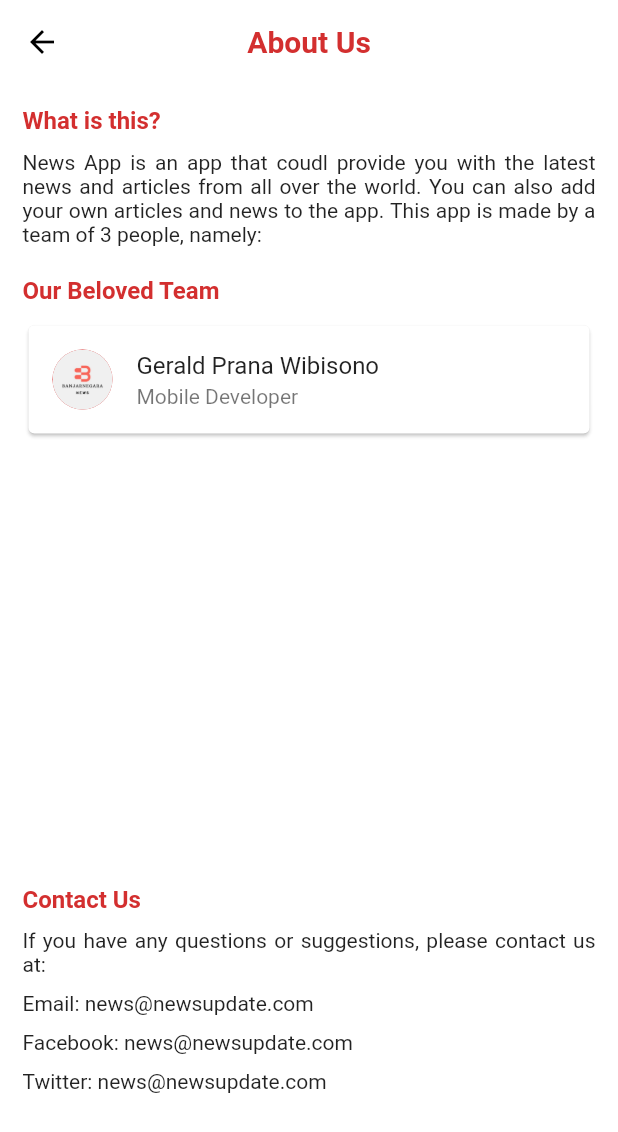
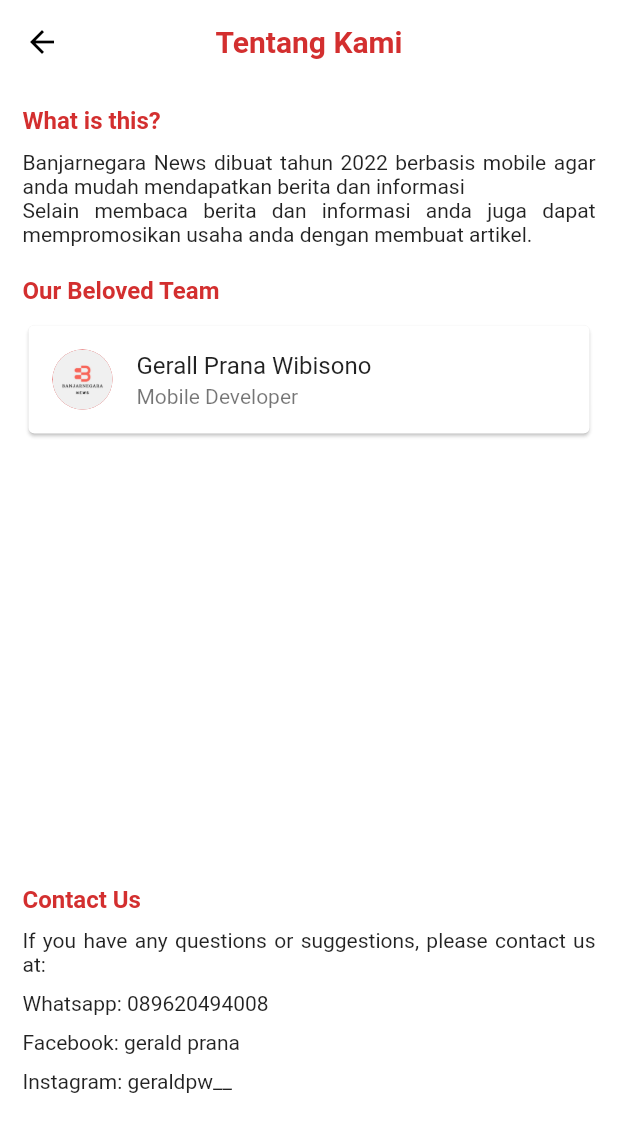
Before and after one commit to zeekands/banjarnegaraNewsUser, a Flutter app: the AboutView screen opened directly, on a phone screen of 412 x 824 dp. Shown: the top 1132 px of the screen. Run offline on Flutter 3.47's test engine with Material 2 defaults, Android fonts, the phone set to English and light mode, and no system bars; our stand-ins replace animated_splash_screen, cloud_firestore, date_field, firebase_core, firebase_storage, hexcolor and 4 more; accounts and stored records are empty; network calls fail.

Commit message:
about us

```diff
--- a/lib/view/about/about_view.dart
+++ b/lib/view/about/about_view.dart
@@ -15,7 +15,7 @@ class _AboutViewState extends State<AboutView> {
     return Scaffold(
       appBar: AppBar(
         title: Text(
-          "About Us",
+          "Tentang Kami",
           style: TextStyle(color: Colors.red[700], fontWeight: FontWeight.bold),
         ),
         centerTitle: true,
@@ -39,7 +39,8 @@ class _AboutViewState extends State<AboutView> {
             ),
             SizedBox(height: 10),
             Text(
-              "News App is an app that coudl provide you with the latest news and articles from all over the world. You can also add your own articles and news to the app. This app is made by a team of 3 people, namely: ",
+              """Banjarnegara News dibuat tahun 2022 berbasis mobile agar anda mudah mendapatkan berita dan informasi
+Selain membaca berita dan informasi anda juga dapat mempromosikan usaha anda dengan membuat artikel.""",
               style: TextStyle(fontSize: 14),
               textAlign: TextAlign.justify,
             ),
@@ -65,7 +66,7 @@ class _AboutViewState extends State<AboutView> {
                       leading: CircleAvatar(
                         backgroundImage: AssetImage("assets/logo.png"),
                       ),
-                      title: Text("Gerald Prana Wibisono"),
+                      title: Text("Gerall Prana Wibisono"),
                       subtitle: Text("Mobile Developer"),
                     ),
                   );
@@ -87,11 +88,11 @@ class _AboutViewState extends State<AboutView> {
               textAlign: TextAlign.justify,
             ),
             SizedBox(height: 10),
-            Text("Email: news@newsupdate.com"),
+            Text("Whatsapp: 089620494008"),
             SizedBox(height: 10),
-            Text("Facebook: news@newsupdate.com"),
+            Text("Facebook: gerald prana"),
             SizedBox(height: 10),
-            Text("Twitter: news@newsupdate.com"),
+            Text("Instagram: geraldpw__"),
             SizedBox(height: 80),
           ],
         ),
```
